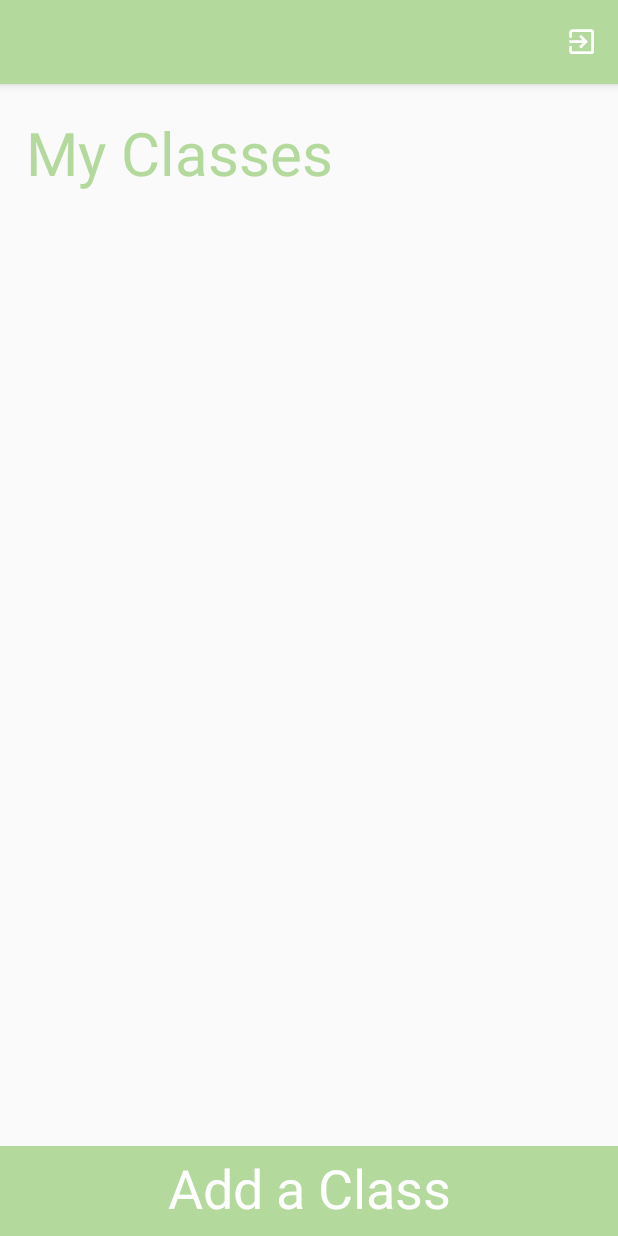
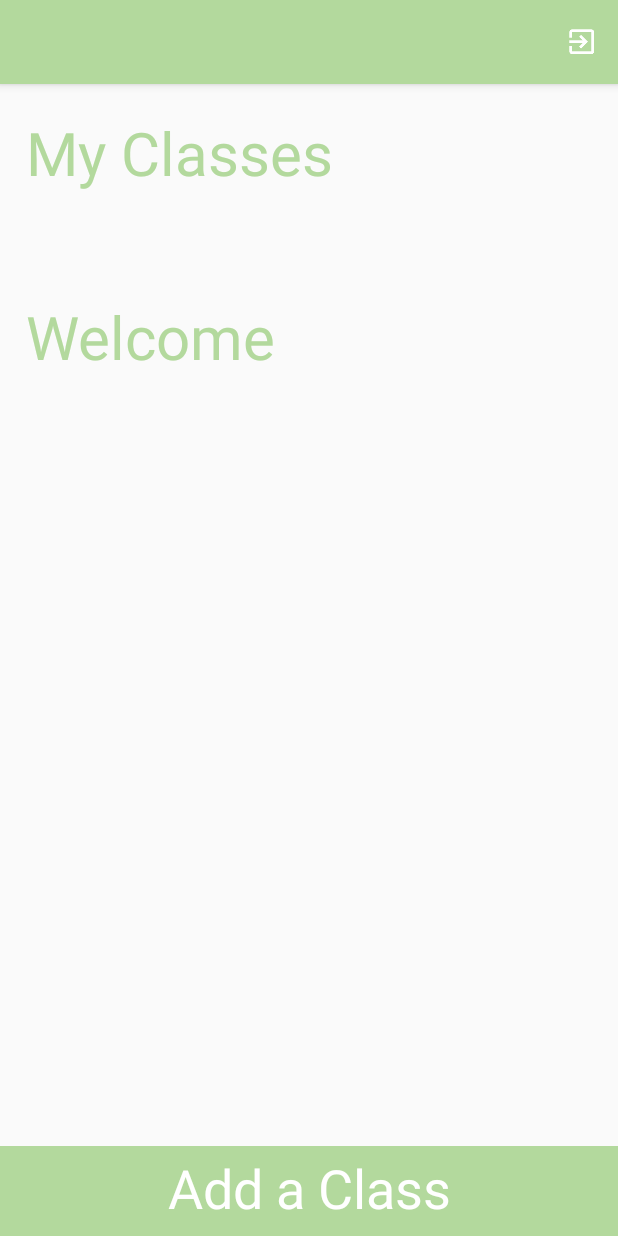
Before and after one commit to ksuhr1/CMPS115-Etendence, an Android app: the screen it shows after launch once a user with an empty profile is signed in (MyClasses), on a phone screen of 412 x 824 dp. Run offline under Robolectric (Android 15) with nearby library versions, the phone set to English and light mode, and no system bars; our stand-ins replace Firebase (no records; nobody signed in at launch, a user with empty details on screens opened directly).

Commit message:
saved some sort of display name

```diff
--- a/app/src/main/java/ucsc/ettendance/MyClasses.java
+++ b/app/src/main/java/ucsc/ettendance/MyClasses.java
@@ -9,6 +9,7 @@ import android.view.Menu;
 import android.view.MenuItem;
 import android.view.View;
 import android.widget.Button;
+import android.widget.TextView;
 
 import com.google.firebase.auth.FirebaseAuth;
 import com.google.firebase.auth.FirebaseUser;
@@ -33,6 +34,11 @@ public class MyClasses extends AppCompatActivity {
         if(mFirebaseUser == null)
         {
             loadLogInView();
+        }
+        else
+        {
+            TextView welcome = (TextView) findViewById(R.id.title3);
+            welcome.setText("Welcome "+ mFirebaseUser.getDisplayName());
         }
 
 
--- a/app/src/main/res/layout/activity_my_classes.xml
+++ b/app/src/main/res/layout/activity_my_classes.xml
@@ -66,4 +66,23 @@
         app:layout_constraintLeft_toLeftOf="parent"
         app:layout_constraintHorizontal_bias="0.048" />
 
+    <TextView
+        android:id="@+id/title3"
+        android:layout_width="wrap_content"
+        android:layout_height="wrap_content"
+        android:layout_marginBottom="8dp"
+        android:layout_marginLeft="8dp"
+        android:layout_marginRight="8dp"
+        android:layout_marginTop="8dp"
+        android:text="My Classes"
+        android:textAppearance="@style/TextAppearance.AppCompat.Display2"
+        android:textColor="@color/mintGreen"
+        android:textSize="40sp"
+        app:layout_constraintBottom_toBottomOf="parent"
+        app:layout_constraintHorizontal_bias="0.042"
+        app:layout_constraintLeft_toLeftOf="parent"
+        app:layout_constraintRight_toRightOf="parent"
+        app:layout_constraintTop_toTopOf="parent"
+        app:layout_constraintVertical_bias="0.191" />
+
 </android.support.constraint.ConstraintLayout>
```
Also changed, not shown: app/src/main/java/ucsc/ettendance/SignUp.java (+12 -2 lines).
